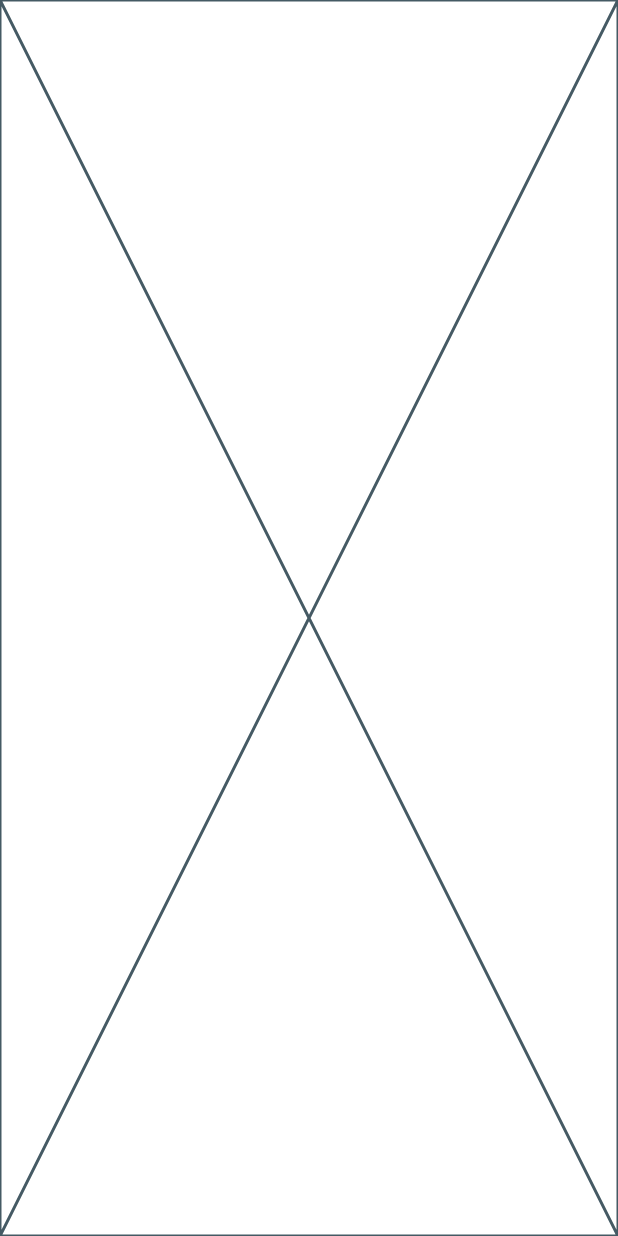
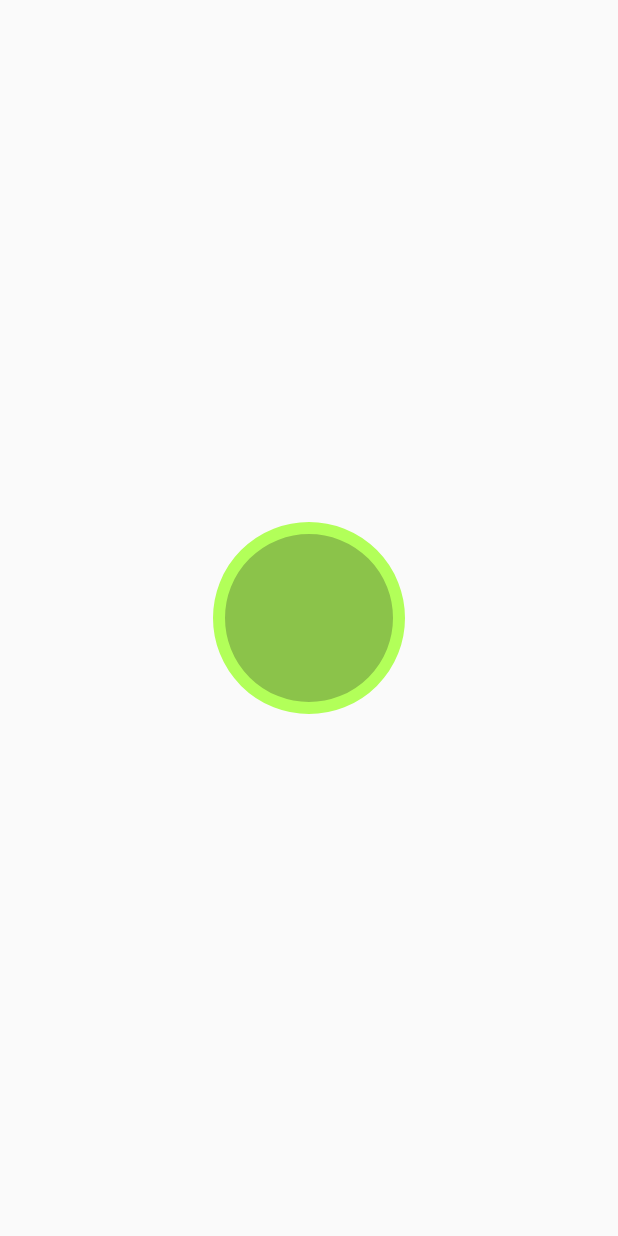
Before and after one commit to QuentinGilleron/littlewords, a Flutter app: the screen it shows after launch, on a phone screen of 412 x 824 dp. Run offline on Flutter 3.47's test engine with Material 2 defaults, Android fonts, the phone set to English and light mode, and no system bars; our stand-ins replace flutter_riverpod, shared_preferences.

Commit message:
création du logo de littlewords

```diff
--- a/lib/routes/login/login.route.dart
+++ b/lib/routes/login/login.route.dart
@@ -1,9 +1,12 @@
 import 'package:flutter/material.dart';
+import 'package:littlewords/widgets/littlewords_logo.dart';
 class LoginRoute extends StatelessWidget {
   const LoginRoute({Key? key}) : super(key: key);
 
   @override
   Widget build(BuildContext context) {
-    return const Placeholder();
+    return const Scaffold(
+      body: Center(child: LittlewordLogo()),
+    );
   }
 }
--- /dev/null
+++ b/lib/widgets/littlewords_logo.dart
@@ -0,0 +1,17 @@
+import 'package:flutter/material.dart';
+class LittlewordLogo extends StatelessWidget {
+  const LittlewordLogo({Key? key}) : super(key: key);
+
+  @override
+  Widget build(BuildContext context) {
+    return Container(
+      width: 128,
+      height: 128,
+      decoration: BoxDecoration(
+        color: Colors.lightGreen,
+        shape: BoxShape.circle,
+        border: Border.all(color: Colors.lightGreenAccent, width: 8)
+      ),
+    );
+  }
+}
```
Also changed, not shown: 1 other file.
